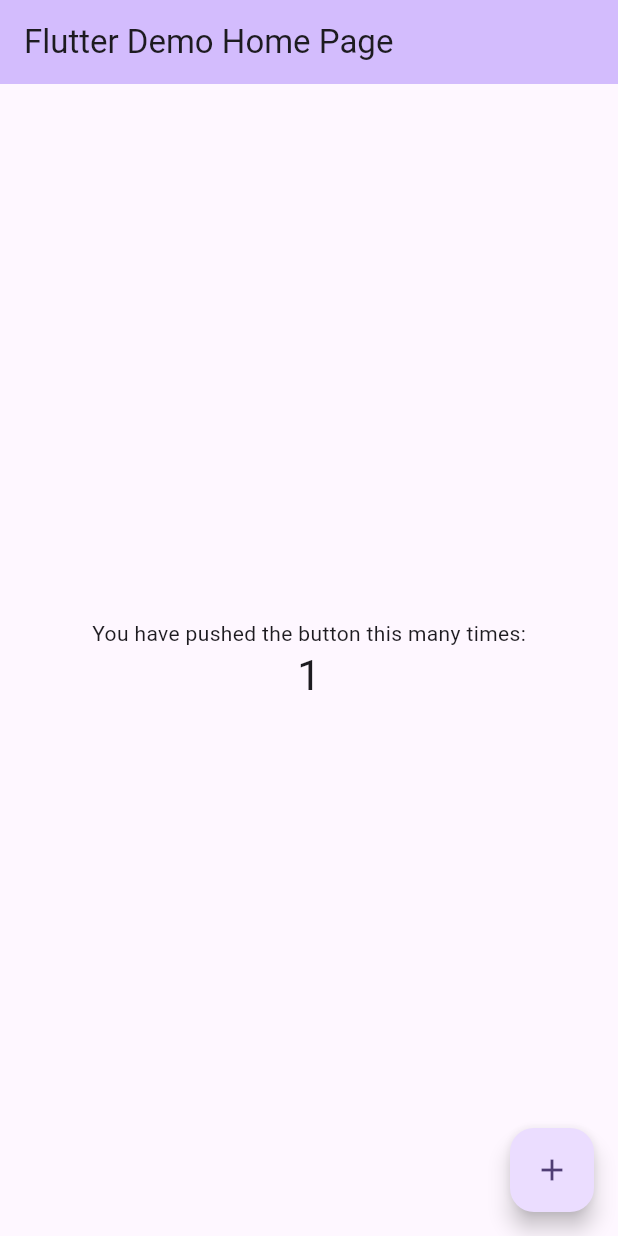
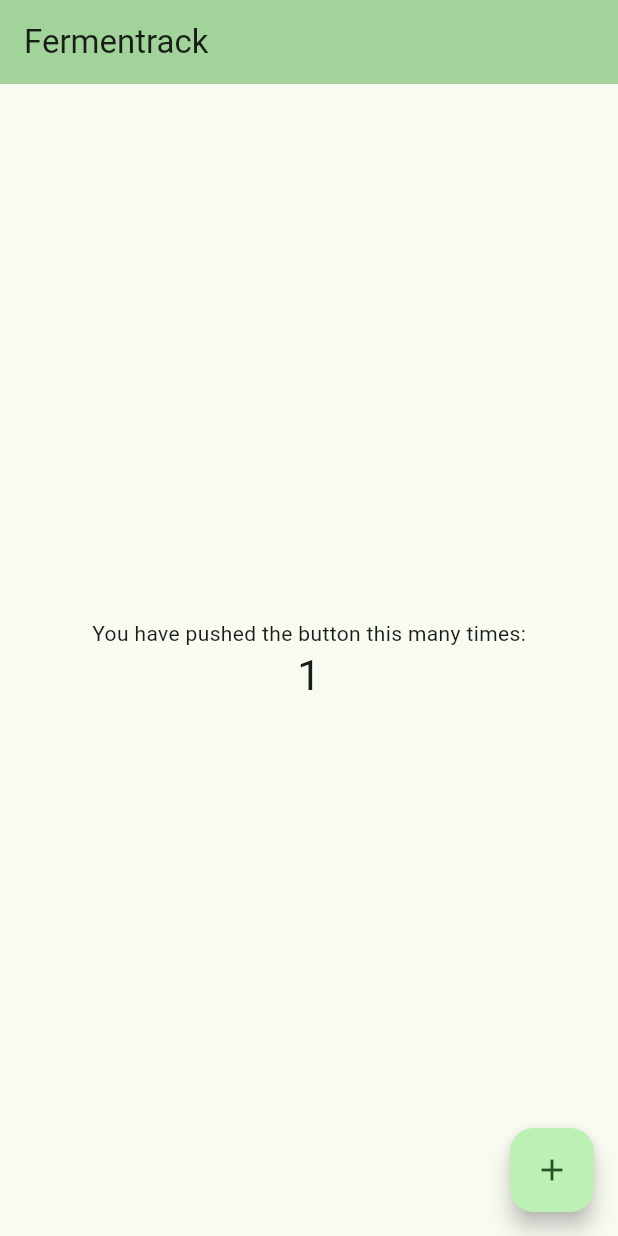
Before and after one commit to ishanphadke/fermentrack, a Flutter app: the screen it shows after launch, after a tap on the "add" icon, on a phone screen of 412 x 824 dp. Run offline on Flutter 3.47's test engine with Material 3 defaults, Android fonts, the phone set to English and light mode, and no system bars; our stand-ins replace firebase_core, flutter_riverpod; accounts and stored records are empty.

```diff
--- a/fermentrack/lib/main.dart
+++ b/fermentrack/lib/main.dart
@@ -1,7 +1,17 @@
 import 'package:flutter/material.dart';
+import 'package:flutter_riverpod/flutter_riverpod.dart';
+import 'package:firebase_core/firebase_core.dart';
+// import 'firebase_options.dart'; // Uncomment after running 'flutterfire configure'
 
-void main() {
-  runApp(const MyApp());
+void main() async {
+  WidgetsFlutterBinding.ensureInitialized();
+
+  // Initialize Firebase (uncomment after running 'flutterfire configure')
+  // await Firebase.initializeApp(
+  //   options: DefaultFirebaseOptions.currentPlatform,
+  // );
+
+  runApp(const ProviderScope(child: MyApp()));
 }
 
 class MyApp extends StatelessWidget {
@@ -11,26 +21,12 @@ class MyApp extends StatelessWidget {
   @override
   Widget build(BuildContext context) {
     return MaterialApp(
-      title: 'Flutter Demo',
+      title: 'Fermentrack',
       theme: ThemeData(
-        // This is the theme of your application.
-        //
-        // TRY THIS: Try running your application with "flutter run". You'll see
-        // the application has a purple toolbar. Then, without quitting the app,
-        // try changing the seedColor in the colorScheme below to Colors.green
-        // and then invoke "hot reload" (save your changes or press the "hot
-        // reload" button in a Flutter-supported IDE, or press "r" if you used
-        // the command line to start the app).
-        //
-        // Notice that the counter didn't reset back to zero; the application
-        // state is not lost during the reload. To reset the state, use hot
-        // restart instead.
-        //
-        // This works for code too, not just values: Most code changes can be
-        // tested with just a hot reload.
-        colorScheme: ColorScheme.fromSeed(seedColor: Colors.deepPurple),
+        colorScheme: ColorScheme.fromSeed(seedColor: Colors.green),
+        useMaterial3: true,
       ),
-      home: const MyHomePage(title: 'Flutter Demo Home Page'),
+      home: const MyHomePage(title: 'Fermentrack'),
     );
   }
 }
```
Also changed, not shown: fermentrack/pubspec.yaml (+14 -0 lines).
